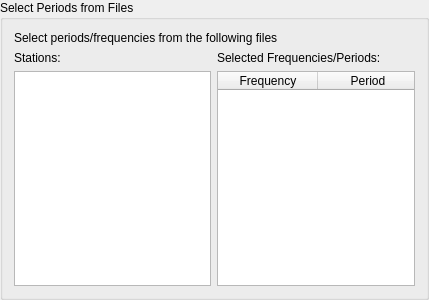
Before: the Qt Designer form mtpy/gui/SmartMT/ui_asset/groupbox_select_periods_from_files.ui in MTgeophysics/mtpy, drawn with Qt 5.
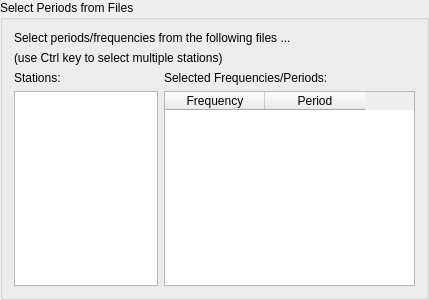
After: the same form once the commit is applied.

Commit message: ALAMP-71 implemented gui component

```diff
--- a/mtpy/gui/SmartMT/ui_asset/groupbox_select_periods_from_files.ui
+++ b/mtpy/gui/SmartMT/ui_asset/groupbox_select_periods_from_files.ui
@@ -17,8 +17,14 @@
    <string>Select Periods from Files</string>
   </property>
   <layout class="QGridLayout" name="gridLayout">
-   <item row="4" column="0">
+   <item row="5" column="0">
     <widget class="QListView" name="listView_stations">
+     <property name="maximumSize">
+      <size>
+       <width>150</width>
+       <height>16777215</height>
+      </size>
+     </property>
      <property name="selectionMode">
       <enum>QAbstractItemView::ExtendedSelection</enum>
      </property>
@@ -27,21 +33,21 @@
      </property>
     </widget>
    </item>
-   <item row="2" column="0">
+   <item row="3" column="0">
     <widget class="QLabel" name="label_2">
      <property name="text">
       <string>Stations:</string>
      </property>
     </widget>
    </item>
-   <item row="2" column="1">
+   <item row="3" column="1">
     <widget class="QLabel" name="label_4">
      <property name="text">
       <string>Selected Frequencies/Periods:</string>
      </property>
     </widget>
    </item>
-   <item row="4" column="1">
+   <item row="5" column="1">
     <widget class="QTableWidget" name="tableWidget_selected">
      <property name="horizontalScrollBarPolicy">
       <enum>Qt::ScrollBarAlwaysOff</enum>
@@ -52,6 +58,12 @@
      <property name="selectionBehavior">
       <enum>QAbstractItemView::SelectRows</enum>
      </property>
+     <property name="sortingEnabled">
+      <bool>true</bool>
+     </property>
+     <attribute name="verticalHeaderVisible">
+      <bool>false</bool>
+     </attribute>
      <column>
       <property name="text">
        <string>Frequency</string>
@@ -67,7 +79,14 @@
    <item row="0" column="0" colspan="2">
     <widget class="QLabel" name="label">
      <property name="text">
-      <string>Select periods/frequencies from the following files</string>
+      <string>Select periods/frequencies from the following files ...</string>
+     </property>
+    </widget>
+   </item>
+   <item row="1" column="0" colspan="2">
+    <widget class="QLabel" name="label_3">
+     <property name="text">
+      <string>(use Ctrl key to select multiple stations)</string>
      </property>
     </widget>
    </item>
```
The commit also changes 4 other files.
